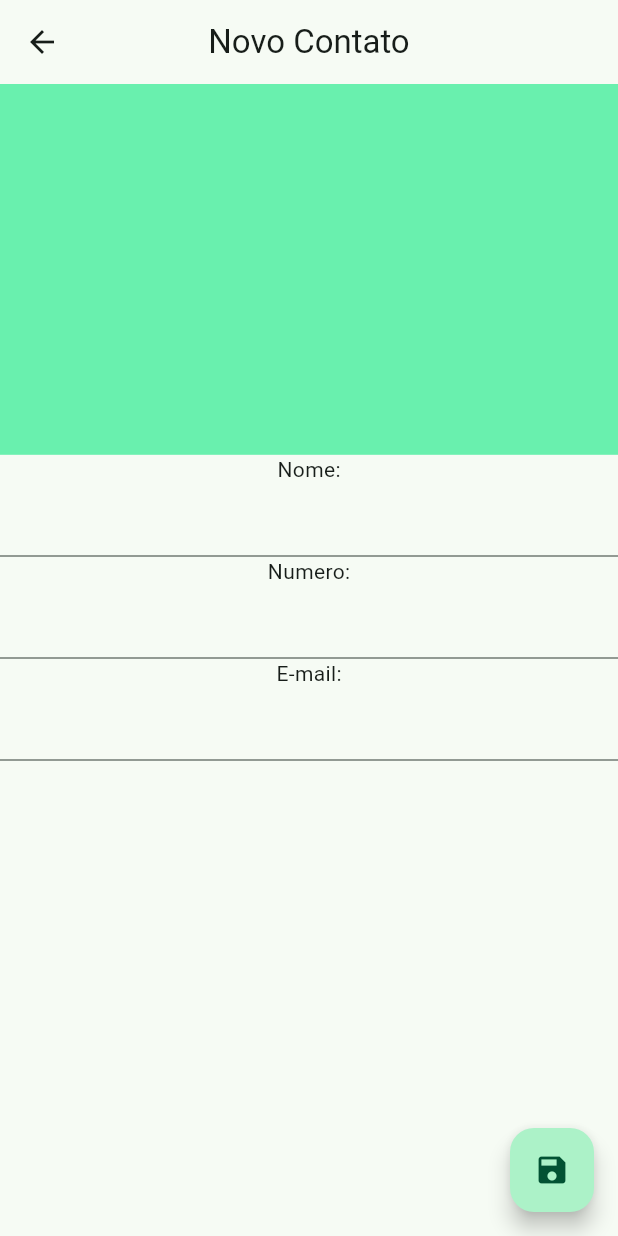
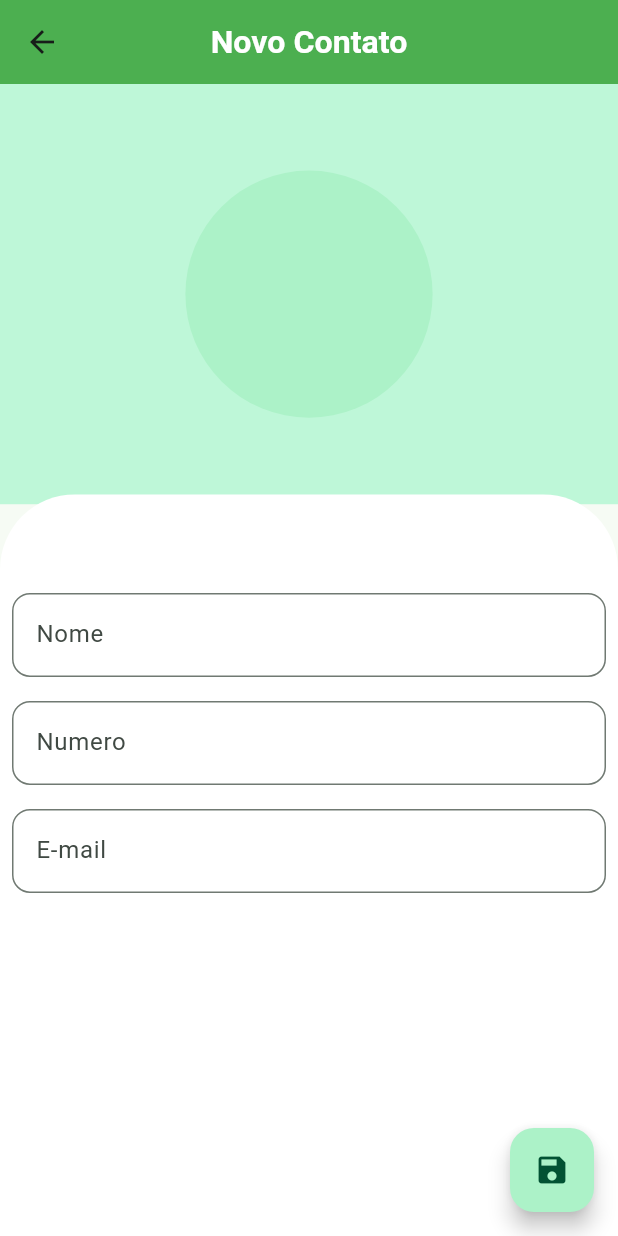
Before and after one commit to JoseGoncalvess/Contact_List, a Flutter app: the NewContact screen opened directly, on a phone screen of 412 x 824 dp. Run offline on Flutter 3.47's test engine with Material 2 defaults, Android fonts, the phone set to English and light mode, and no system bars; our stand-ins replace shared_preferences; accounts and stored records are empty.

Commit message:
Cereateed metodos lista contatct

```diff
--- a/lib/main.dart
+++ b/lib/main.dart
@@ -1,11 +1,8 @@
 import 'package:contact_list/screens/home_page.dart';
 import 'package:flutter/material.dart';
 
-import 'controllers/share_prefs.dart';
-
 void main() {
   WidgetsFlutterBinding.ensureInitialized();
-  SharePrefs().init;
 
   runApp(const MyApp());
 }
--- a/lib/screens/new_contatact/new_contact.dart
+++ b/lib/screens/new_contatact/new_contact.dart
@@ -1,4 +1,10 @@
+import 'dart:developer';
+
 import 'package:flutter/material.dart';
+
+import '../../controllers/share_prefs.dart';
+import '../../models/contact_model.dart';
+import '../widgets/customfild.dart';
 
 class NewContact extends StatefulWidget {
   const NewContact({super.key});
@@ -8,40 +14,93 @@
 }
 
 class _NewContactState extends State<NewContact> {
+  final TextEditingController nameController = TextEditingController();
+  final TextEditingController numberController = TextEditingController();
+  final TextEditingController emailController = TextEditingController();
   @override
   Widget build(BuildContext context) {
+    var width = MediaQuery.sizeOf(context).width;
+    var height = MediaQuery.sizeOf(context).height;
     return Scaffold(
       appBar: AppBar(
-        title: const Text('Novo Contato'),
+        backgroundColor: Colors.green,
+        title: Text(
+          'Novo Contato',
+          style: TextStyle(
+              fontSize: height * 0.026,
+              fontWeight: FontWeight.w700,
+              color: Colors.white),
+        ),
         centerTitle: true,
       ),
       body: Container(
-        child: SingleChildScrollView(
-          child: Column(
-            children: [
-              Form(
+        width: width,
+        height: height,
+        child: Stack(
+          children: [
+            Positioned(
+              child: Container(
+                alignment: Alignment.center,
+                width: MediaQuery.sizeOf(context).width,
+                height: MediaQuery.sizeOf(context).height * 0.34,
+                color: Colors.greenAccent.withOpacity(0.4),
+                child: Column(
+                  crossAxisAlignment: CrossAxisAlignment.center,
+                  mainAxisAlignment: MainAxisAlignment.spaceAround,
+                  children: [
+                    CircleAvatar(
+                      radius: height * 0.1,
+                    )
+                  ],
+                ),
+              ),
+            ),
+            Positioned(
+              bottom: 0,
+              child: Container(
+                width: width,
+                height: height * 0.6,
+                decoration: const BoxDecoration(
+                    color: Colors.white,
+                    borderRadius: BorderRadius.only(
+                        topLeft: Radius.circular(50),
+                        topRight: Radius.circular(50))),
                 child: Column(
                   children: [
-                    Container(
-                      width: MediaQuery.sizeOf(context).width,
-                      height: MediaQuery.sizeOf(context).height * 0.3,
-                      color: Colors.greenAccent,
+                    SizedBox(
+                      height: height * 0.07,
                     ),
-                    Text("Nome:"),
-                    TextFormField(),
-                    Text("Numero:"),
-                    TextFormField(),
-                    Text("E-mail:"),
-                    TextFormField(),
+                    Customfild(
+                      controller: nameController,
+                      label: "Nome",
+                    ),
+                    Customfild(
+                      controller: nameController,
+                      label: "Numero",
+                    ),
+                    Customfild(
+                      controller: nameController,
+                      label: "E-mail",
+                    ),
                   ],
                 ),
-              )
-            ],
-          ),
+              ),
+            ),
+          ],
         ),
       ),
       floatingActionButton: FloatingActionButton(
-        onPressed: () {},
+        onPressed: () {
+          SharePrefs().saveEvento(
+            key: keylist,
+            contato: ContactModel(
+                name: nameController.text,
+                email: emailController.text,
+                number: numberController.text,
+                image: ''),
+          );
+          Navigator.pop(context);
+        },
         child: Icon(Icons.save),
       ),
     );
--- /dev/null
+++ b/lib/screens/widgets/customfild.dart
@@ -0,0 +1,29 @@
+import 'package:flutter/material.dart';
+
+class Customfild extends StatefulWidget {
+  final TextEditingController controller;
+  final String label;
+
+  const Customfild({super.key, required this.controller, required this.label});
+
+  @override
+  State<Customfild> createState() => _CustomfildState();
+}
+
+class _CustomfildState extends State<Customfild> {
+  @override
+  Widget build(BuildContext context) {
+    return Padding(
+      padding: const EdgeInsets.all(8.0),
+      child: TextFormField(
+        controller: widget.controller,
+        decoration: InputDecoration(
+            floatingLabelStyle:
+                TextStyle(fontSize: 15, fontWeight: FontWeight.bold),
+            label: Text(widget.label),
+            border:
+                OutlineInputBorder(borderRadius: BorderRadius.circular(12))),
+      ),
+    );
+  }
+}
```
Also changed, not shown: lib/controllers/homecontroller.dart (added, +18 -0 lines), lib/controllers/share_prefs.dart (+49 -9 lines), lib/models/contact_model.dart (+26 -0 lines), lib/screens/home_page.dart (+33 -11 lines).
